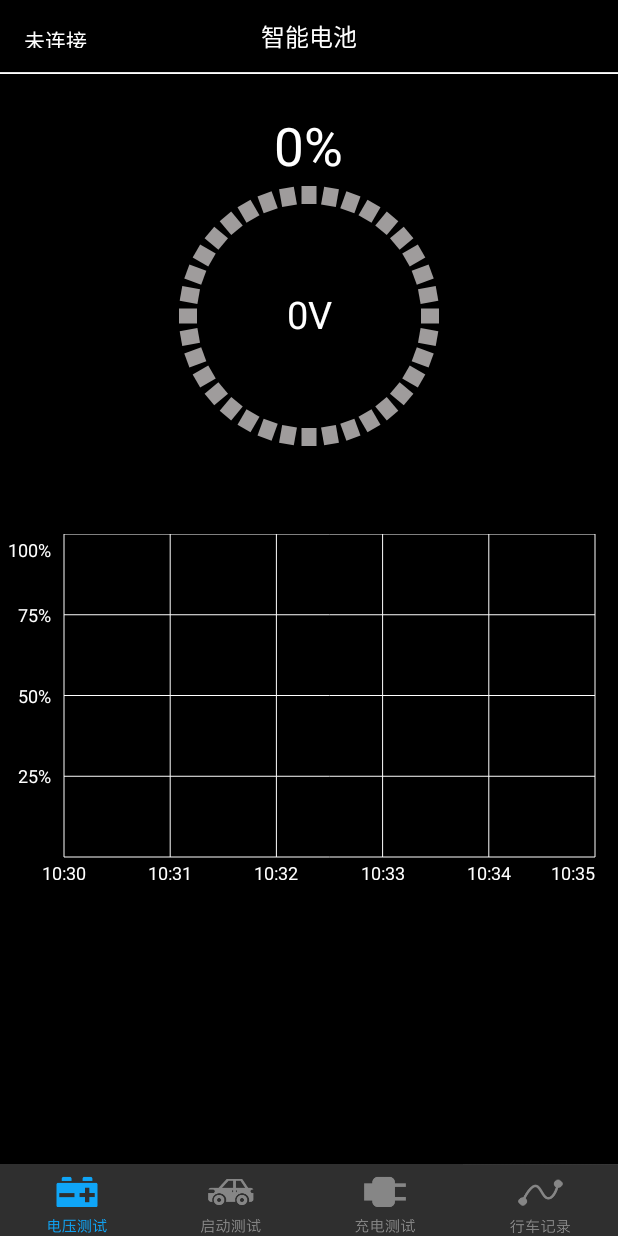
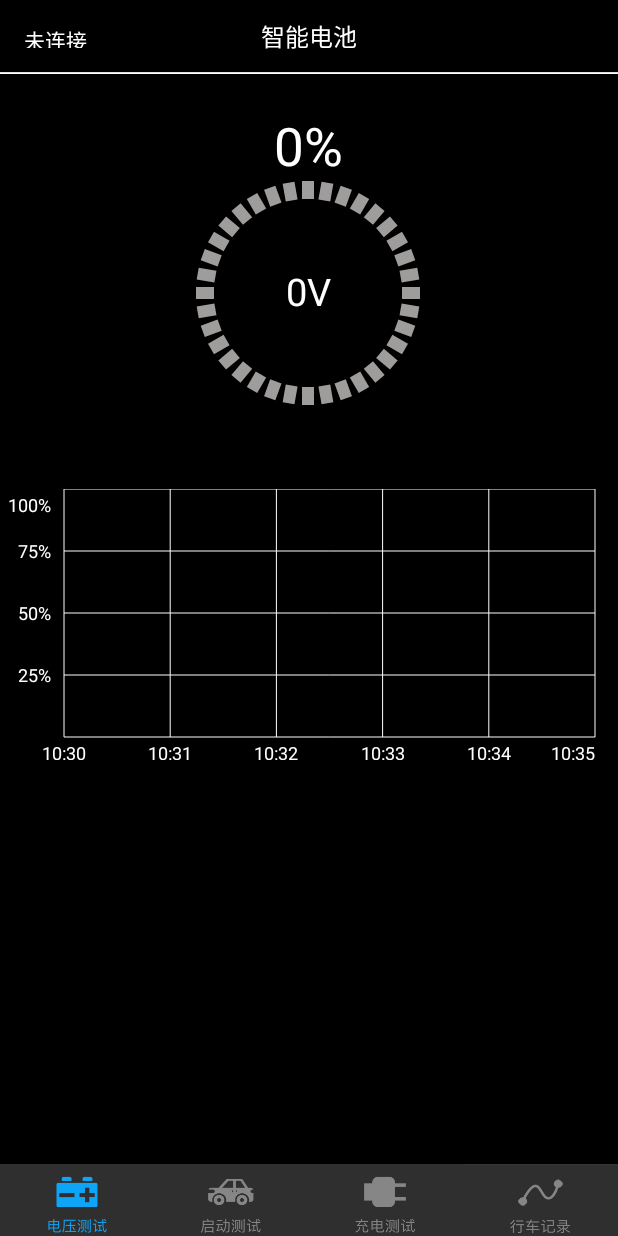
Before and after one commit to lizhongze123/baola, an Android app: the BateryActivity screen opened directly, with no data from a screen before it, on a phone screen of 412 x 824 dp. Run offline under Robolectric (Android 15) with nearby library versions, the phone set to English and light mode, and no system bars; libraries missing offline, so code that uses them is left out: com.prolificinteractive.materialcalendarview.

Commit message:
优化loadingview和lineview

```diff
--- a/app/src/main/java/com/XMBT/bluetooth/le/ui/pbattery/BateryActivity.java
+++ b/app/src/main/java/com/XMBT/bluetooth/le/ui/pbattery/BateryActivity.java
@@ -42,7 +42,7 @@ import java.util.List;
  */
 public class BateryActivity extends BaseActivity {
 
-    private VoltageFragment2 voltageFragment;
+    private VoltageFragment voltageFragment;
     private StartTestFragment2 startTestFragment;
     private ChargeFragment chargeFragment;
     private DrivingFragment drivingFragment;
@@ -70,7 +70,7 @@ public class BateryActivity extends BaseActivity {
         btnAry[1] = (RadioButton) findViewById(R.id.radio2);
         btnAry[2] = (RadioButton) findViewById(R.id.radio3);
         btnAry[3] = (RadioButton) findViewById(R.id.radio4);
-        voltageFragment = VoltageFragment2.newInstance(isConnSuccessful);
+        voltageFragment = VoltageFragment.newInstance(isConnSuccessful);
         startTestFragment = StartTestFragment2.newInstance(isConnSuccessful);
         chargeFragment = ChargeFragment.newInstance(isConnSuccessful);
         drivingFragment = DrivingFragment.newInstance(isConnSuccessful);
--- a/app/src/main/java/com/XMBT/bluetooth/le/ui/pbattery/VoltageFragment2.java
+++ b/app/src/main/java/com/XMBT/bluetooth/le/ui/pbattery/VoltageFragment.java
@@ -38,7 +38,7 @@ import java.util.List;
 /**
  * 汽车智能动力电池--电压测试Fragment
  */
-public class VoltageFragment2 extends Fragment {
+public class VoltageFragment extends Fragment {
 
     private View view;
 
@@ -103,8 +103,8 @@ public class VoltageFragment2 extends Fragment {
      */
     private List<Integer> voltageList = new ArrayList<>();
 
-    public static VoltageFragment2 newInstance(Boolean isConnSuccessful) {
-        VoltageFragment2 itemFragement = new VoltageFragment2();
+    public static VoltageFragment newInstance(Boolean isConnSuccessful) {
+        VoltageFragment itemFragement = new VoltageFragment();
         Bundle bundle = new Bundle();
         bundle.putBoolean(MainActivity.CONNECTED_STATUS, isConnSuccessful);
         itemFragement.setArguments(bundle);
@@ -114,7 +114,7 @@ public class VoltageFragment2 extends Fragment {
     @Nullable
     @Override
     public View onCreateView(LayoutInflater inflater, @Nullable ViewGroup container, @Nullable Bundle savedInstanceState) {
-        view = View.inflate(getActivity(), R.layout.voltage_fragment2, null);
+        view = View.inflate(getActivity(), R.layout.voltage_fragment, null);
         Bundle arguments = getArguments();
         if (arguments != null) {
             isConnSuccessful = arguments.getBoolean(MainActivity.CONNECTED_STATUS);
--- a/app/src/main/java/com/XMBT/bluetooth/le/view/LineChart/LineView.java
+++ b/app/src/main/java/com/XMBT/bluetooth/le/view/LineChart/LineView.java
@@ -36,7 +36,7 @@ public class LineView extends View {
     /**
      * 默认最小高度
      */
-    private static final int defaultMinHeight = 200;
+    private static final int defaultMinHeight = 150;
 
     /**
      * 字体最小默认12sp
--- a/app/src/main/java/com/XMBT/bluetooth/le/view/LoadingView.java
+++ b/app/src/main/java/com/XMBT/bluetooth/le/view/LoadingView.java
@@ -1,8 +1,4 @@
 package com.XMBT.bluetooth.le.view;
-
-/**
- * Created by haowenlee on 2016/12/12.
- */
 
 import android.animation.ValueAnimator;
 import android.content.Context;
@@ -12,13 +8,11 @@ import android.graphics.Color;
 import android.graphics.Paint;
 import android.text.TextUtils;
 import android.util.AttributeSet;
-import android.util.Log;
 import android.view.View;
 import android.view.animation.BounceInterpolator;
 
 import com.XMBT.bluetooth.le.R;
 import com.XMBT.bluetooth.le.utils.DensityUtils;
-import com.XMBT.bluetooth.le.utils.LogUtils;
 
 /*
  *以下为自定义的属性,如需使用需在attrs.xml文件中添加以下代码
@@ -40,12 +34,6 @@ import com.XMBT.bluetooth.le.utils.LogUtils;
  *      <!--进度文字颜色-->
  *      <attr name="textColor" format="reference|color" />
  *  </declare-styleable>
- */
-/*
- * 文件名:     LoadingView
- * 创建者:     阿钟
- * 创建时间:   2016/11/9 22:05
- * 描述:       自定义菊花进度条
  */
 public class LoadingView extends View {
 
@@ -84,7 +72,7 @@ public class LoadingView extends View {
 
     private int xOrigin;
     private int yOrigin;
-    private int circleRadius = 60;
+    private int circleRadius;
     private float defaultSize;
 
     public LoadingView(Context context) {
@@ -107,7 +95,7 @@ public class LoadingView extends View {
     private void obtainStyledAttrs(Context context, AttributeSet attrs) {
         TypedArray array = context.obtainStyledAttributes(attrs, R.styleable.a_zhon);
         paintBold = array.getDimensionPixelSize(R.styleable.a_zhon_paintBold, 10);
-        lineLength = array.getDimensionPixelSize(R.styleable.a_zhon_lineLength, 25);
+        lineLength = array.getDimensionPixelSize(R.styleable.a_zhon_lineLength, 20);
         bgPaintColor = array.getColor(R.styleable.a_zhon_backgroundColor, Color.GRAY);
         beforePaintColor = array.getColor(R.styleable.a_zhon_beforeColor, Color.YELLOW);
         lines = array.getInt(R.styleable.a_zhon_lines, 20);
@@ -150,11 +138,13 @@ public class LoadingView extends View {
 
     @Override
     protected void onMeasure(int widthMeasureSpec, int heightMeasureSpec) {
-        super.onMeasure(widthMeasureSpec, heightMeasureSpec);
+//        super.onMeasure(widthMeasureSpec, heightMeasureSpec);
         //获取view的宽度
-        mWidth = getViewSize(DensityUtils.dp2px(getContext(), 180), widthMeasureSpec);
+        mWidth = getViewSize(DensityUtils.dp2px(getContext(), 150), widthMeasureSpec);
         //获取view的高度
-        mHeight = getViewSize(DensityUtils.dp2px(getContext(), 180), heightMeasureSpec);
+        mHeight = getViewSize(DensityUtils.dp2px(getContext(), 150), heightMeasureSpec);
+        setMeasuredDimension(mWidth, mHeight);
+
     }
 
     /**
@@ -179,7 +169,7 @@ public class LoadingView extends View {
                 break;
             case MeasureSpec.AT_MOST: //如果测量模式是最大取值为size
                 //我们将大小取最大值,你也可以取其他值
-                viewSize = size;
+                viewSize = defaultSize;
                 break;
             case MeasureSpec.EXACTLY: //如果是固定的大小，那就不要去改变它
                 viewSize = size;
@@ -193,6 +183,7 @@ public class LoadingView extends View {
         super.onSizeChanged(w, h, oldw, oldh);
         xOrigin = mWidth / 2;
         yOrigin = mHeight / 2;
+        circleRadius = mWidth / 3;
     }
 
     @Override
@@ -200,13 +191,15 @@ public class LoadingView extends View {
         super.onDraw(canvas);
         drawInnerCircle(canvas); //画内圆
         drawPercentText(canvas);
+        drawScale(canvas);
+    }
 
+    private void drawScale(Canvas canvas) {
         int x = mWidth / 2;
         int y = mHeight / 2;
-        int r = x - 5;
         for (int i = 0; i < lines; i++) {
             //绘制下层菊花
-            canvas.drawLine(x, y - r, x, y - r + lineLength, bgPaint);
+            canvas.drawLine(x, 0, x,  lineLength, bgPaint);
             canvas.rotate(360 / lines, x, y);
         }
         //获取需要绘制多少个刻度
@@ -214,7 +207,7 @@ public class LoadingView extends View {
         //绘制上层菊花,也就是进度
         canvas.rotate(360 / lines, x, y);
         for (; count > 0; count--) {
-            canvas.drawLine(x, y - r, x, y - r + lineLength, bfPaint);
+            canvas.drawLine(x, 0, x,  lineLength, bfPaint);
             canvas.rotate(360 / lines, x, y);
         }
     }
@@ -232,7 +225,7 @@ public class LoadingView extends View {
     }
 
     private void drawInnerCircle(Canvas canvas) {
-        canvas.drawCircle(xOrigin, yOrigin, DensityUtils.dp2px(getContext(), circleRadius), cirPaint);
+        canvas.drawCircle(xOrigin, yOrigin, circleRadius, cirPaint);
         cirPaint.setColor(Color.BLACK);
     }
 
--- a/app/src/main/res/layout/voltage_fragment2.xml
+++ /dev/null
@@ -1,87 +0,0 @@
-<?xml version="1.0" encoding="utf-8"?>
-<LinearLayout xmlns:android="http://schemas.android.com/apk/res/android"
-    android:layout_width="match_parent"
-    android:layout_height="match_parent"
-    xmlns:a_zhon="http://schemas.android.com/apk/res-auto"
-    xmlns:app="http://schemas.android.com/apk/res-auto"
-    android:background="@color/black"
-    android:orientation="vertical">
-
-    <com.XMBT.bluetooth.le.view.TitleBar
-        android:id="@+id/titleBar"
-        android:layout_width="match_parent"
-        android:layout_height="wrap_content"
-        app:title_background="@color/black"
-        app:title_text="智能电池"
-        app:title_textColor="@color/white"
-        app:left_button_text="未连接" />
-
-    <View
-        android:layout_width="match_parent"
-        android:layout_height="0.1dp"
-        android:background="@color/white"
-        android:drawingCacheQuality="low" />
-
-    <ScrollView
-        android:layout_width="match_parent"
-        android:layout_height="match_parent">
-
-        <LinearLayout
-            android:layout_width="match_parent"
-            android:layout_height="match_parent"
-            android:orientation="vertical">
-
-            <TextView
-                android:layout_width="wrap_content"
-                android:layout_height="wrap_content"
-                android:text="电池使用时长：**剩余寿命**"
-                android:id="@+id/textView4"
-                android:layout_gravity="center_horizontal"
-                android:textSize="16sp"/>
-
-            <TextView
-                android:layout_width="wrap_content"
-                android:layout_height="wrap_content"
-                android:textSize="35sp"
-                android:text="0%"
-                android:id="@+id/textView10"
-                android:textColor="@color/white"
-                android:layout_gravity="center_horizontal" />
-
-            <com.XMBT.bluetooth.le.view.LoadingView
-                android:id="@+id/loadingView"
-                android:layout_width="180dp"
-                android:layout_height="180dp"
-                android:layout_gravity="center_horizontal"
-                a_zhon:backgroundColor="#9f9c9c"
-                a_zhon:beforeColor="#ff5809"
-                a_zhon:lineLength="12dp"
-                a_zhon:lines="36"
-                a_zhon:max="100"
-                a_zhon:paintBold="10dp"
-                a_zhon:percentText="0V"
-                a_zhon:progress="0" />
-
-            <TextView
-                android:layout_width="wrap_content"
-                android:layout_height="wrap_content"
-                android:text="sd"
-                android:id="@+id/tv_receiver"
-                android:visibility="gone"/>
-
-            <ImageView
-                android:id="@+id/statusIv"
-                android:visibility="invisible"
-                android:layout_width="match_parent"
-                android:layout_height="50dp"
-                android:src="@drawable/status3" />
-
-            <com.XMBT.bluetooth.le.view.LineChart.LineView
-                android:id="@+id/myline"
-                android:layout_margin="5dp"
-                android:layout_width="match_parent"
-                android:layout_height="wrap_content" />
-
-        </LinearLayout>
-    </ScrollView>
-</LinearLayout>
```
Also changed, not shown: app/src/main/res/layout/voltage_fragment.xml (+23 -39 lines).
